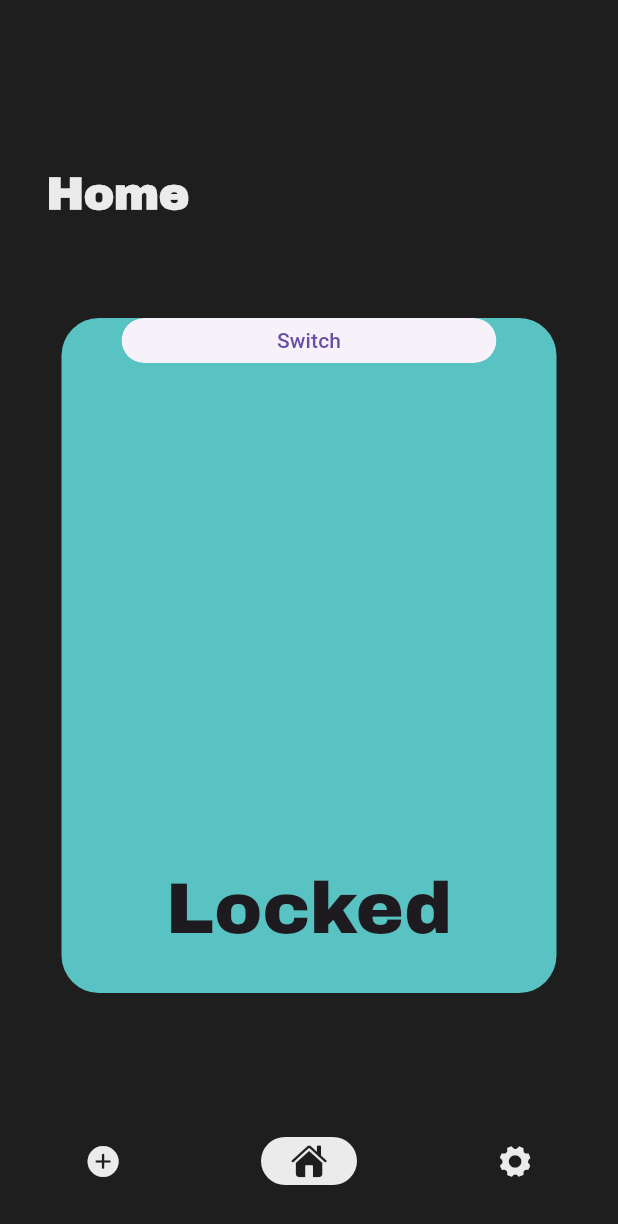
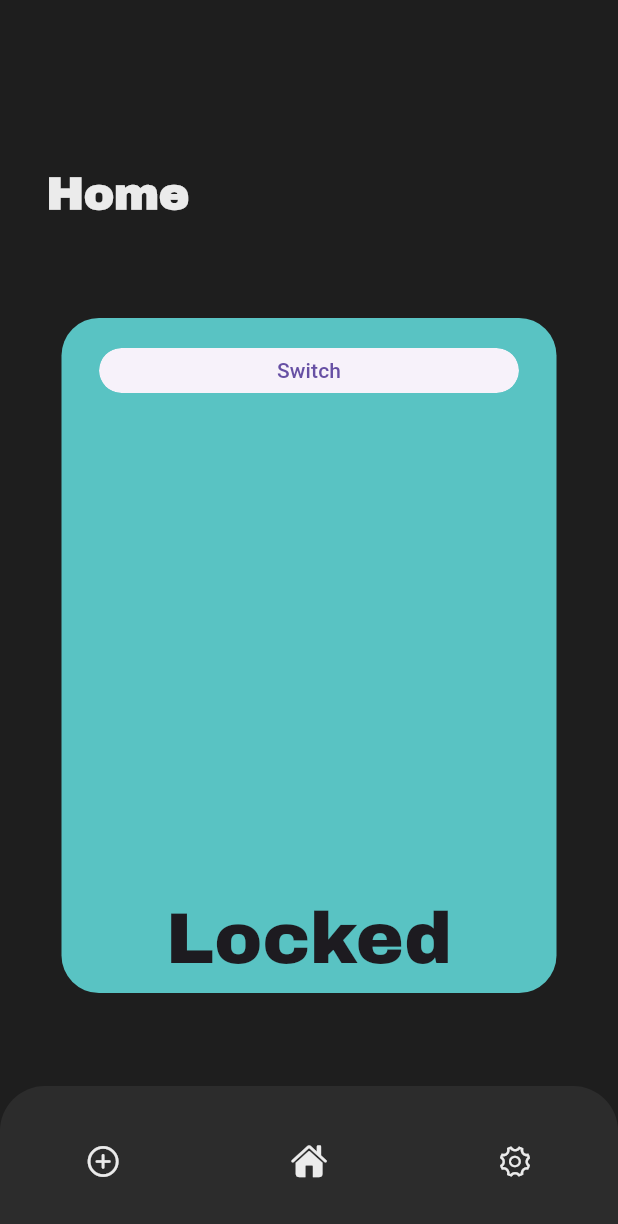
Before and after one commit to WildFore/locklock_application, a Flutter app: the screen it shows after launch, on a phone screen of 412 x 824 dp. Shown: the top 1224 px of the screen. Run offline on Flutter 3.47's test engine with Material 3 defaults, Android fonts, the phone set to English and light mode, and no system bars; our stand-ins replace figma_squircle.

```diff
--- a/locklock_app/lib/home.dart
+++ b/locklock_app/lib/home.dart
@@ -44,12 +44,14 @@ class _HomePageState extends State<HomePage> {
         ),
         child: Column(
           children: [
-            Container(
-              width: 250,
+            Padding(
+              padding: EdgeInsets.only(top: 20),
+              child: Container(
+                width: 280,
                 height: 30,
                 child: ClipRRect(
-                borderRadius:
-                    SmoothBorderRadius(cornerRadius: 15, cornerSmoothing: 0.8),
+                  borderRadius: SmoothBorderRadius(
+                      cornerRadius: 15, cornerSmoothing: 0.8),
                   child: ElevatedButton(
                     style: const ButtonStyle(
                       elevation: MaterialStatePropertyAll(0),
@@ -61,6 +63,7 @@ class _HomePageState extends State<HomePage> {
                       });
                     },
                     child: const Text("Switch"),
+                  ),
                 ),
               ),
             ),
--- a/locklock_app/lib/main.dart
+++ b/locklock_app/lib/main.dart
@@ -4,7 +4,6 @@ import 'package:locklock_app/addNewDevice.dart';
 import 'package:locklock_app/home.dart';
 import 'package:locklock_app/settings.dart';
 import 'dart:ui';
-import 'home.dart';
 
 void main() {
   runApp(const Home());
@@ -71,8 +70,8 @@ class _HomeState extends State<Home> {
                 topRight: Radius.circular(30), topLeft: Radius.circular(30)),
             child: NavigationBar(
                 animationDuration: const Duration(microseconds: 0),
-                backgroundColor: Colors.transparent,
-                indicatorColor: antiFlashWhite,
+                backgroundColor: Color.fromARGB(255, 44, 44, 44),
+                indicatorColor: const Color.fromARGB(0, 45, 45, 45),
                 selectedIndex: _selectedIndexPage,
                 labelBehavior: NavigationDestinationLabelBehavior.alwaysHide,
                 indicatorShape: const RoundedRectangleBorder(
@@ -80,24 +79,22 @@ class _HomeState extends State<Home> {
                 ),
                 destinations: const [
                   NavigationDestination(
-                      icon: Icon(CupertinoIcons.plus_circle_fill,
+                      icon: Icon(CupertinoIcons.plus_circle,
                           color: Color.fromARGB(255, 235, 235, 235)),
                       selectedIcon: Icon(CupertinoIcons.plus_circle_fill,
-                          color: Color.fromARGB(255, 30, 30, 30)),
+                          color: Color.fromARGB(255, 235, 235, 235)),
                       label: "Add new device"),
                   NavigationDestination(
-                      icon: Icon(CupertinoIcons.house_fill,
+                      icon: Icon(CupertinoIcons.house,
                           color: Color.fromARGB(255, 235, 235, 235)),
                       selectedIcon: Icon(CupertinoIcons.house_fill,
-                          color: Color.fromARGB(255, 30, 30, 30)),
+                          color: Color.fromARGB(255, 235, 235, 235)),
                       label: "Home"),
                   NavigationDestination(
-                      icon: Icon(CupertinoIcons.gear_alt_fill,
+                      icon: Icon(CupertinoIcons.gear_alt,
                           color: Color.fromARGB(255, 235, 235, 235)),
-                      selectedIcon: Icon(
-                        CupertinoIcons.gear_alt_fill,
-                        color: Color.fromARGB(255, 30, 30, 30),
-                      ),
+                      selectedIcon: Icon(CupertinoIcons.gear_alt_fill,
+                          color: Color.fromARGB(255, 235, 235, 235)),
                       label: "Settings")
                 ],
                 onDestinationSelected: (int index) {
```
Lines whose indentation alone changed are shown as unchanged.
